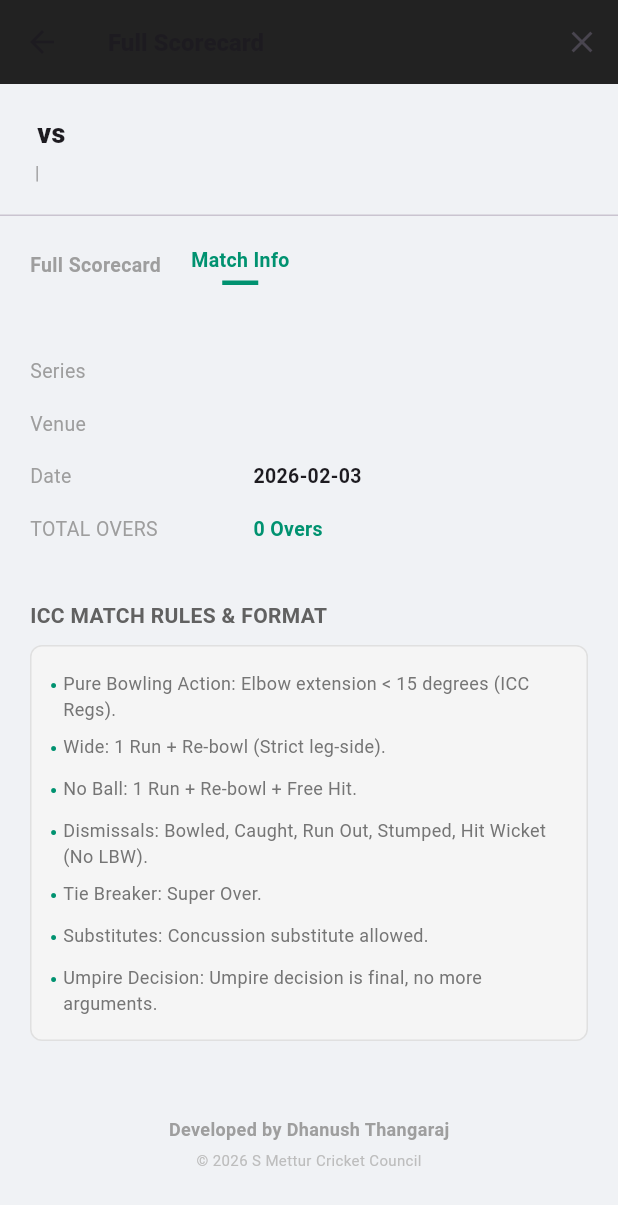
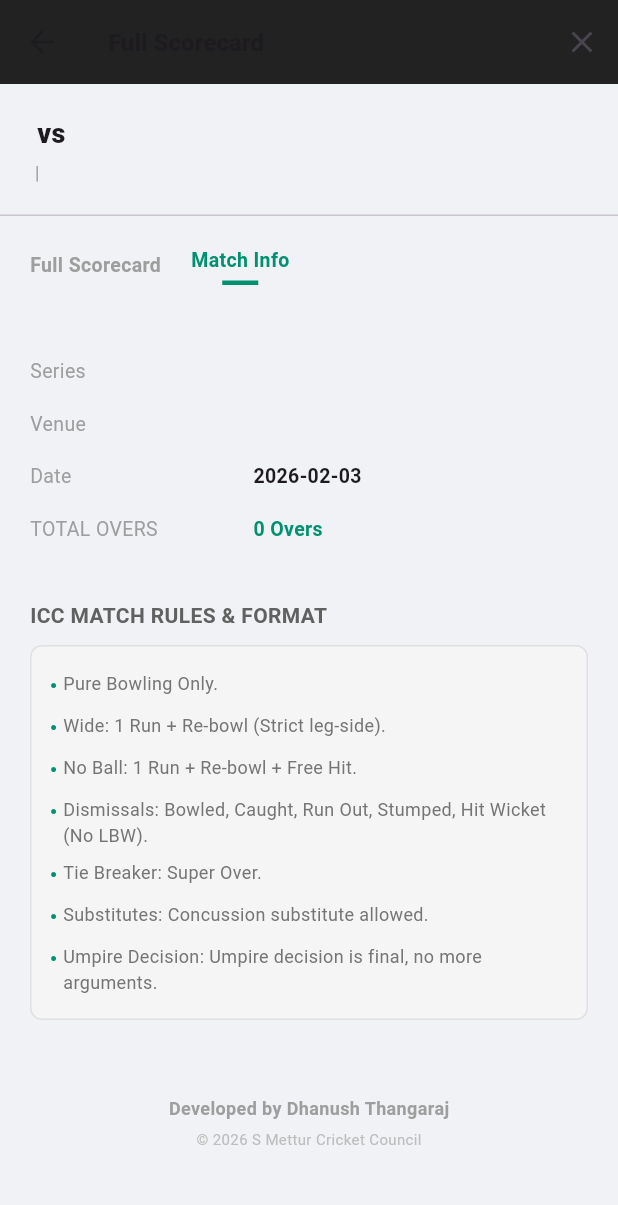
Before and after one commit to dhanushoas/smcc-mobile, a Flutter app: the ScorecardScreen screen opened directly with empty values, after a tap on "Match Info", on a phone screen of 412 x 824 dp. Shown: the top 1205 px of the screen. Run offline on Flutter 3.47's test engine with Material 3 defaults, Android fonts, the phone set to English and light mode, and no system bars; our stand-ins replace pdf, printing, shared_preferences, socket_io_client; accounts and stored records are empty; network calls fail.

Commit message:
Scorecard Rules: Update 1st rule to 'Pure Bowling Only'

```diff
--- a/smcc-mobile/lib/screens/scorecard_screen.dart
+++ b/smcc-mobile/lib/screens/scorecard_screen.dart
@@ -149,7 +149,7 @@ class _ScorecardScreenState extends State<ScorecardScreen> {
             child: Column(
               children: [
 
-                 _ruleItem('Pure Bowling Action: Elbow extension < 15 degrees (ICC Regs).'),
+                 _ruleItem('Pure Bowling Only.'),
                  _ruleItem('Wide: 1 Run + Re-bowl (Strict leg-side).'),
                  _ruleItem('No Ball: 1 Run + Re-bowl + Free Hit.'),
                  _ruleItem('Dismissals: Bowled, Caught, Run Out, Stumped, Hit Wicket (No LBW).'),
```
